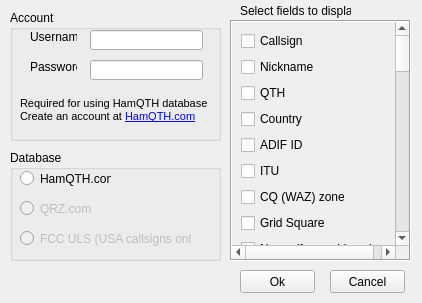
Qt form gui/cf-options.ui (rouyng/cs-fetch) before a commit.
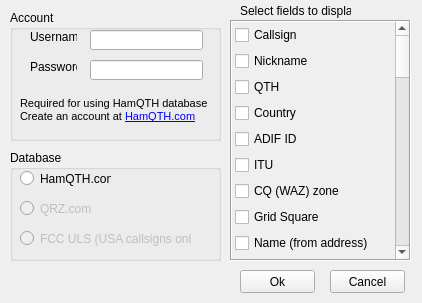
The same form after that commit.

Commit message: tweak gui appearance, rewrite about menu text, set all fields to be shown in default cf.conf file

```diff
--- a/gui/cf-options.ui
+++ b/gui/cf-options.ui
@@ -155,19 +155,26 @@
    <property name="verticalScrollBarPolicy">
     <enum>Qt::ScrollBarAlwaysOn</enum>
    </property>
+   <property name="sizeAdjustPolicy">
+    <enum>QAbstractScrollArea::AdjustToContents</enum>
+   </property>
    <property name="widgetResizable">
     <bool>true</bool>
    </property>
    <widget class="QWidget" name="scrollAreaWidgetContents">
-    <property name="geometry">
-     <rect>
-      <x>0</x>
-      <y>-240</y>
-      <width>160</width>
-      <height>1072</height>
-     </rect>
-    </property>
     <layout class="QVBoxLayout" name="verticalLayout_2">
+     <property name="leftMargin">
+      <number>3</number>
+     </property>
+     <property name="topMargin">
+      <number>3</number>
+     </property>
+     <property name="rightMargin">
+      <number>0</number>
+     </property>
+     <property name="bottomMargin">
+      <number>0</number>
+     </property>
      <item>
       <layout class="QVBoxLayout" name="verticalLayout">
        <property name="sizeConstraint">
```
Left out of the diff: 10 changed lines with no effect on the pictures. The commit also changes 5 other files.
